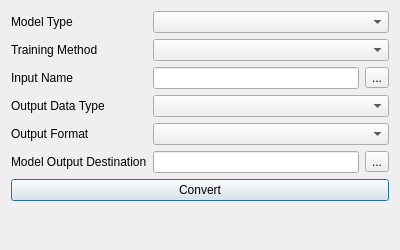
Above: modules/ui/views/windows/convert.ui from HashakGik/OneTrainer-QT6 before the change. Below: the same form after it.
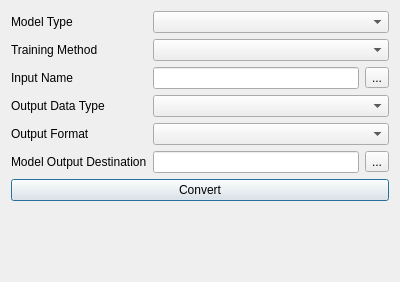
That is the form after the change.

```diff
--- a/modules/ui/views/windows/convert.ui
+++ b/modules/ui/views/windows/convert.ui
@@ -10,7 +10,7 @@
     <x>0</x>
     <y>0</y>
     <width>400</width>
-    <height>250</height>
+    <height>282</height>
    </rect>
   </property>
   <property name="sizePolicy">
```
Left out of the diff: 36 changed lines with no effect on the pictures.
